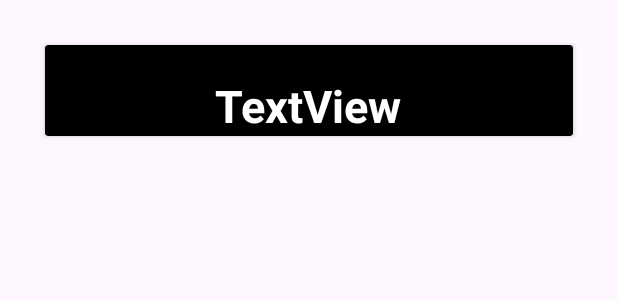
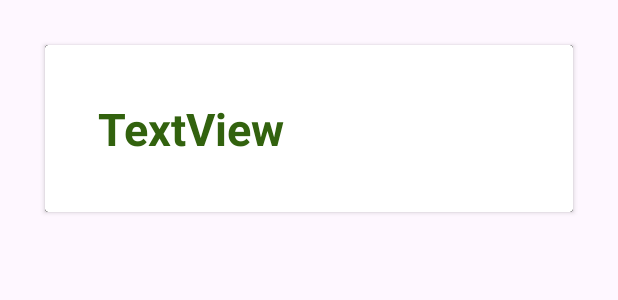
Before and after one commit to Finnmeowtons/UpangEats, an Android app: the layout stalls_list_item.xml on its own in the app's theme, with its tools: preview values and no code run, on a phone screen of 412 x 824 dp. Shown: the top 300 px of the screen. Run offline under Robolectric (Android 15) with nearby library versions, the light colour scheme and no system bars.

Commit message:
Stalls UI

```diff
--- a/app/src/main/java/com/example/upangeats/MainActivity.kt
+++ b/app/src/main/java/com/example/upangeats/MainActivity.kt
@@ -8,6 +8,7 @@ import com.example.upangeats.databinding.ActivityMainBinding
 
 class MainActivity : AppCompatActivity() {
     private lateinit var binding : ActivityMainBinding
+
     override fun onCreate(savedInstanceState: Bundle?) {
         super.onCreate(savedInstanceState)
         binding =ActivityMainBinding.inflate(layoutInflater)
--- /dev/null
+++ b/app/src/main/java/com/example/upangeats/Stalls.kt
@@ -0,0 +1,3 @@
+package com.example.upangeats
+
+data class Stalls(val name:String, val supplier:String)
--- a/app/src/main/res/layout/stalls_list_item.xml
+++ b/app/src/main/res/layout/stalls_list_item.xml
@@ -11,22 +11,30 @@
 
     <androidx.constraintlayout.widget.ConstraintLayout
         android:layout_width="match_parent"
-        android:layout_height="match_parent">
+        android:layout_height="wrap_content">
+
+        <androidx.cardview.widget.CardView
+            android:layout_width="match_parent"
+            android:layout_height="match_parent"
+            android:backgroundTint="#FFFFFF">
 
             <TextView
                 android:id="@+id/tvStalls"
-            android:layout_width="wrap_content"
+                android:layout_width="match_parent"
                 android:layout_height="wrap_content"
-            android:layout_margin="20dp"
+                android:layout_margin="35dp"
                 android:text="TextView"
-            android:textColor="#FFFFFF"
+                android:textColor="#32620E"
                 android:textSize="30sp"
                 android:textStyle="bold"
+                app:layout_constraintBottom_toBottomOf="parent"
                 app:layout_constraintEnd_toEndOf="parent"
                 app:layout_constraintHorizontal_bias="0.497"
                 app:layout_constraintStart_toStartOf="parent"
                 app:layout_constraintTop_toTopOf="parent" />
 
+        </androidx.cardview.widget.CardView>
+
     </androidx.constraintlayout.widget.ConstraintLayout>
 
 </androidx.cardview.widget.CardView>
```
Also changed, not shown: app/src/main/java/com/example/upangeats/StallsFragment.kt (+25 -1 lines), app/src/main/java/com/example/upangeats/adapter/stallsAdapter.kt (+28 -3 lines), app/src/main/res/layout/fragment_stalls.xml (+36 -10 lines). Lines whose indentation alone changed are shown as unchanged.
